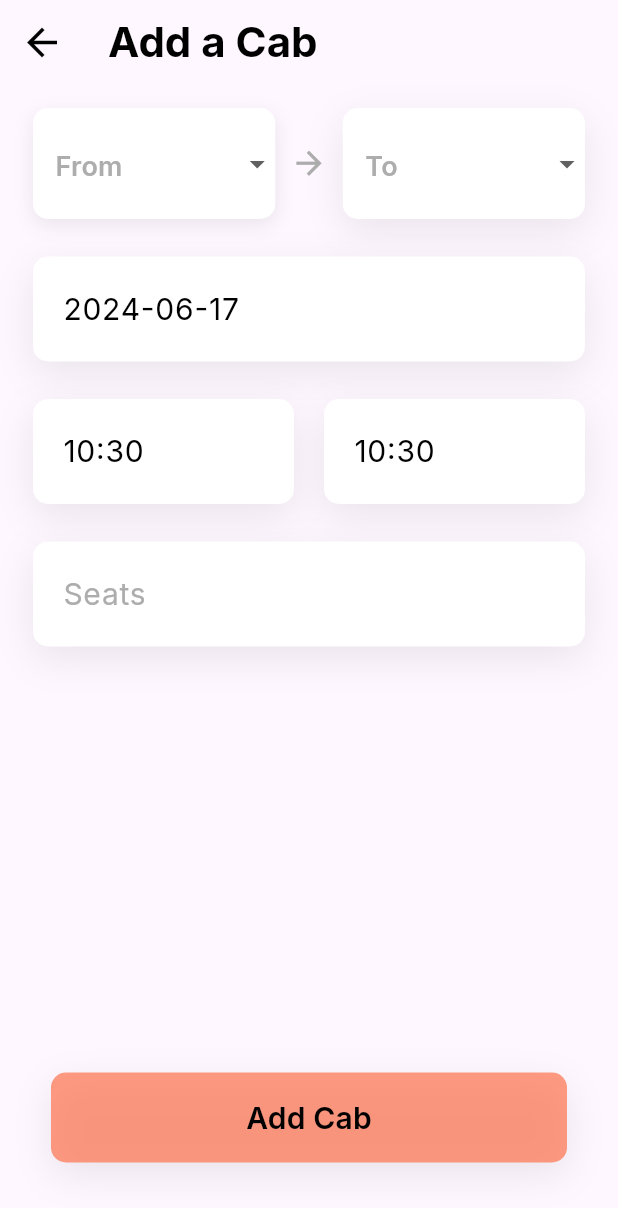
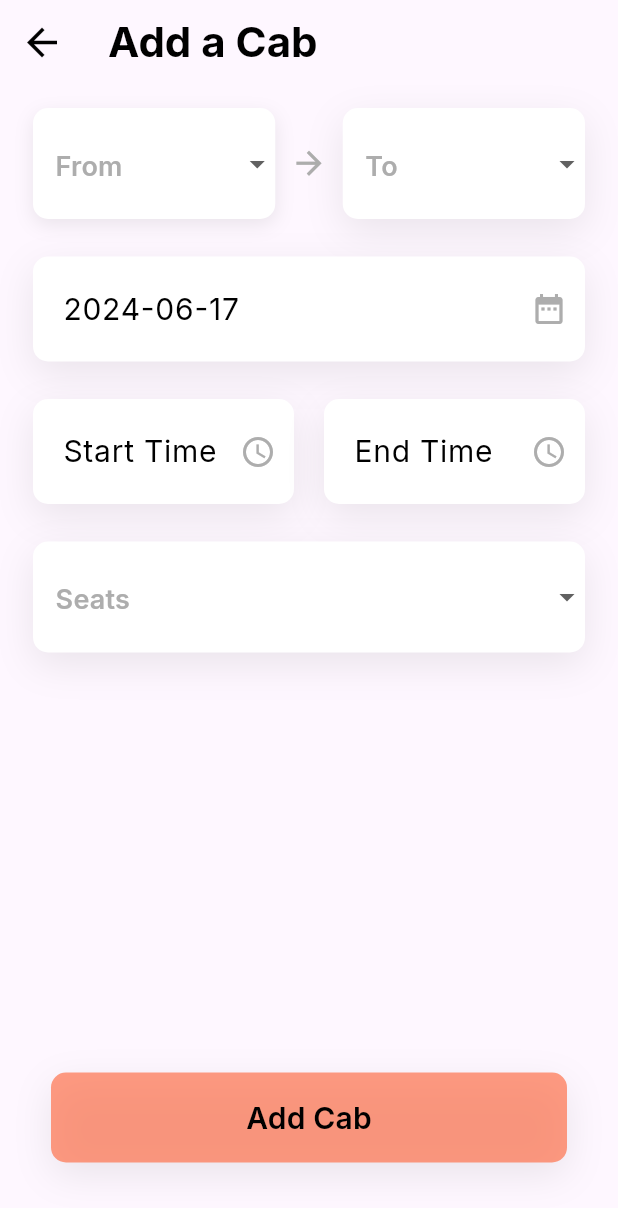
Before and after one commit to LambdaIITH/Dashboard, a Flutter app: the CabAddScreen screen opened directly, on a phone screen of 412 x 824 dp. Shown: the top 1208 px of the screen. Run offline on Flutter 3.47's test engine with Material 3 defaults, Android fonts, the phone set to English and light mode, and no system bars; our stand-ins replace firebase_auth, firebase_core, flutter_svg, google_fonts, google_sign_in, loading_animation_widget; missing offline and left inert: rounded_expansion_tile; accounts and stored records are empty.

Commit message:
fix: cab_add_screen - added labels and modified seats

```diff
--- a/frontend/lib/screens/cab_add_screen.dart
+++ b/frontend/lib/screens/cab_add_screen.dart
@@ -10,11 +10,11 @@ class CabAddScreen extends StatefulWidget {
 
 class _CabAddScreenState extends State<CabAddScreen> {
   DateTime selectedDate = DateTime.now();
-  String? selectedOption;
-  String? selectedOption2;
-  TimeOfDay selectedStartTime = TimeOfDay.now();
-  TimeOfDay selectedEndTime = TimeOfDay.now();
-  String seats = '';
+  String? selectedFromPlace;
+  String? selectedToPlace;
+  TimeOfDay? selectedStartTime;
+  TimeOfDay? selectedEndTime;
+  String? seats;
 
   Future<void> _selectDate(BuildContext context) async {
     final DateTime? picked = await showDatePicker(
@@ -32,7 +32,7 @@ class _CabAddScreenState extends State<CabAddScreen> {
   Future<void> _selectStartTime(BuildContext context) async {
     final TimeOfDay? picked = await showTimePicker(
       context: context,
-      initialTime: selectedStartTime,
+      initialTime: TimeOfDay.now(),
     );
     if (picked != null && picked != selectedStartTime) {
       setState(() {
@@ -44,7 +44,7 @@ class _CabAddScreenState extends State<CabAddScreen> {
   Future<void> _selectEndTime(BuildContext context) async {
     final TimeOfDay? picked = await showTimePicker(
       context: context,
-      initialTime: selectedEndTime,
+      initialTime: TimeOfDay.now(),
     );
     if (picked != null && picked != selectedEndTime) {
       setState(() {
@@ -122,9 +122,9 @@ class _CabAddScreenState extends State<CabAddScreen> {
                         );
                       }).toList(),
                       onChanged: (String? value) {
-                        selectedOption = value;
+                        selectedFromPlace = value;
                       },
-                      hint: selectedOption == null
+                      hint: selectedFromPlace == null
                           ? Text(
                               'From',
                               style: GoogleFonts.inter(
@@ -185,9 +185,9 @@ class _CabAddScreenState extends State<CabAddScreen> {
                         );
                       }).toList(),
                       onChanged: (String? value) {
-                        selectedOption2 = value;
+                        selectedToPlace = value;
                       },
-                      hint: selectedOption2 == null
+                      hint: selectedToPlace == null
                           ? Text(
                               'To',
                               style: GoogleFonts.inter(
@@ -229,7 +229,11 @@ class _CabAddScreenState extends State<CabAddScreen> {
                         color: Colors.black,
                       ),
                       decoration: InputDecoration(
-                        hintText: selectedOption == null
+                        suffixIcon: const Icon(
+                          Icons.date_range,
+                          color: Color(0xffADADAD),
+                        ),
+                        hintText: selectedFromPlace == null
                             ? 'Date'
                             : "${selectedDate.toLocal()}".split(' ')[0],
                         hintStyle: GoogleFonts.inter(
@@ -279,6 +283,10 @@ class _CabAddScreenState extends State<CabAddScreen> {
                         color: Colors.black,
                       ),
                       decoration: const InputDecoration(
+                        suffixIcon: Icon(
+                          Icons.access_time,
+                          color: Color(0xffADADAD),
+                        ),
                         hintText: 'Start Time',
                         hintStyle: TextStyle(
                           fontSize: 20,
@@ -293,8 +301,9 @@ class _CabAddScreenState extends State<CabAddScreen> {
                       ),
                       onTap: () => _selectStartTime(context),
                       controller: TextEditingController(
-                        text:
-                            "${selectedStartTime.hour}:${selectedStartTime.minute} ",
+                        text: selectedStartTime == null
+                            ? 'Start Time'
+                            : "${selectedStartTime?.hour}:${selectedStartTime?.minute} ",
                       ),
                     ),
                   ),
@@ -324,6 +333,10 @@ class _CabAddScreenState extends State<CabAddScreen> {
                         color: Colors.black,
                       ),
                       decoration: const InputDecoration(
+                        suffixIcon: Icon(
+                          Icons.access_time,
+                          color: Color(0xffADADAD),
+                        ),
                         hintText: 'End Time',
                         hintStyle: TextStyle(
                           fontSize: 20,
@@ -338,8 +351,9 @@ class _CabAddScreenState extends State<CabAddScreen> {
                       ),
                       onTap: () => _selectEndTime(context),
                       controller: TextEditingController(
-                        text:
-                            "${selectedEndTime.hour}:${selectedEndTime.minute}",
+                        text: selectedEndTime == null
+                            ? 'End Time'
+                            : "${selectedEndTime?.hour}:${selectedEndTime?.minute}",
                       ),
                     ),
                   ),
@@ -360,28 +374,47 @@ class _CabAddScreenState extends State<CabAddScreen> {
                 borderRadius: BorderRadius.circular(10.0),
                 color: Colors.white,
               ),
-              child: TextFormField(
-                style: GoogleFonts.inter(
-                  fontSize: 20,
-                  fontWeight: FontWeight.w400,
-                  color: Colors.black,
-                ),
+              child: DropdownButtonFormField<String>(
+                borderRadius: BorderRadius.circular(10.0),
                 decoration: const InputDecoration(
-                  hintText: 'Seats',
-                  hintStyle: TextStyle(
-                    fontSize: 20,
-                    fontWeight: FontWeight.w400,
-                    color: Color(0xffADADAD),
-                  ),
                   border: InputBorder.none,
                   contentPadding: EdgeInsets.symmetric(
-                    horizontal: 20.0,
-                    vertical: 20.0,
+                    horizontal: 15.0,
+                    vertical: 25.0,
                   ),
                 ),
-                onChanged: (String value) {
+                items: [
+                  '1',
+                  '2',
+                  '3',
+                  '4',
+                  '5',
+                ].map((String seat) {
+                  return DropdownMenuItem<String>(
+                    value: seat,
+                    child: Text(
+                      seat,
+                      style: GoogleFonts.inter(
+                        fontSize: 17,
+                        fontWeight: FontWeight.w500,
+                        color: Colors.black,
+                      ),
+                    ),
+                  );
+                }).toList(),
+                onChanged: (String? value) {
                   seats = value;
                 },
+                hint: seats == null
+                    ? Text(
+                        'Seats',
+                        style: GoogleFonts.inter(
+                          fontSize: 18,
+                          fontWeight: FontWeight.w600,
+                          color: const Color(0xffADADAD),
+                        ),
+                      )
+                    : null,
               ),
             ),
             const SizedBox(height: 25.0),
```
